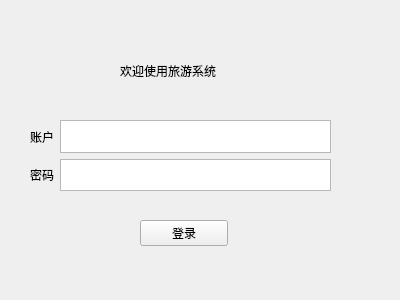
Old version of the form ui/login_widget.ui in the repository ruguiima/travel-system-BUPT.
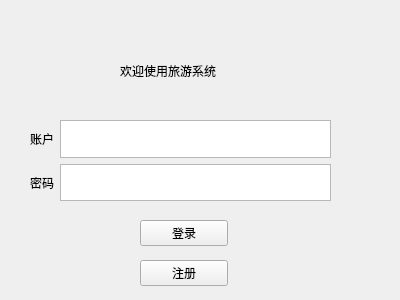
New version of the form.

Commit message: 注册功能

```diff
--- a/ui/login_widget.ui
+++ b/ui/login_widget.ui
@@ -32,7 +32,7 @@
      <x>30</x>
      <y>120</y>
      <width>301</width>
-     <height>71</height>
+     <height>81</height>
     </rect>
    </property>
    <layout class="QGridLayout" name="gridLayout">
@@ -71,6 +71,19 @@
     <string>登录</string>
    </property>
   </widget>
+  <widget class="QPushButton" name="registerbutton">
+   <property name="geometry">
+    <rect>
+     <x>140</x>
+     <y>260</y>
+     <width>88</width>
+     <height>26</height>
+    </rect>
+   </property>
+   <property name="text">
+    <string>注册</string>
+   </property>
+  </widget>
  </widget>
  <resources/>
  <connections/>
```
The commit also changes 8 other files.
